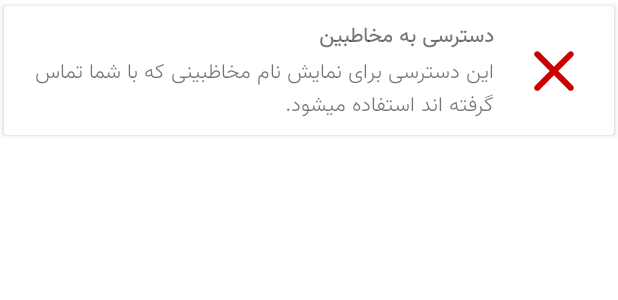
After one commit to HeyPouya/AntiSpam, an Android app: the layout permission_list_item.xml on its own in the app's theme, with its tools: preview values and no code run, on a phone screen of 412 x 824 dp. The commit adds this screen. Shown: the top 300 px of the screen. Run offline under Robolectric (Android 15) with nearby library versions, the phone set to English and light mode, and no system bars.

Commit message:
Added permissions tab

```diff
--- /dev/null
+++ b/app/src/main/java/ir/apptune/antispam/features/permission/PermissionsDiffUtils.kt
@@ -0,0 +1,4 @@
+package ir.apptune.antispam.features.permission
+
+class PermissionsDiffUtils {
+}
--- a/app/src/main/java/ir/apptune/antispam/features/search/SearchPhoneFragment.kt
+++ b/app/src/main/java/ir/apptune/antispam/features/search/SearchPhoneFragment.kt
@@ -7,7 +7,6 @@ import android.view.ViewGroup
 import androidx.fragment.app.Fragment
 import androidx.lifecycle.Observer
 import ir.apptune.antispam.R
-import ir.apptune.antispam.features.about.WarningsAdapter
 import ir.apptune.antispam.utils.getWarningList
 import kotlinx.android.synthetic.main.search_phone_fragment.*
 import org.koin.android.ext.android.inject
--- a/app/src/main/java/ir/apptune/antispam/features/about/WarningsAdapter.kt
+++ b/app/src/main/java/ir/apptune/antispam/features/search/WarningsAdapter.kt
@@ -1,4 +1,4 @@
-package ir.apptune.antispam.features.about
+package ir.apptune.antispam.features.search
 
 import android.view.LayoutInflater
 import android.view.View
--- /dev/null
+++ b/app/src/main/java/ir/apptune/antispam/pojos/PermissionsModel.kt
@@ -0,0 +1,3 @@
+package ir.apptune.antispam.pojos
+
+data class PermissionsModel(val permission: String, val permissionName: String, val description: String)
--- /dev/null
+++ b/app/src/main/res/drawable/ic_close.xml
@@ -0,0 +1,9 @@
+<vector xmlns:android="http://schemas.android.com/apk/res/android"
+    android:width="24dp"
+    android:height="24dp"
+    android:viewportWidth="24"
+    android:viewportHeight="24">
+    <path
+        android:fillColor="@android:color/holo_red_dark"
+        android:pathData="M18.3,5.71c-0.39,-0.39 -1.02,-0.39 -1.41,0L12,10.59 7.11,5.7c-0.39,-0.39 -1.02,-0.39 -1.41,0 -0.39,0.39 -0.39,1.02 0,1.41L10.59,12 5.7,16.89c-0.39,0.39 -0.39,1.02 0,1.41 0.39,0.39 1.02,0.39 1.41,0L12,13.41l4.89,4.89c0.39,0.39 1.02,0.39 1.41,0 0.39,-0.39 0.39,-1.02 0,-1.41L13.41,12l4.89,-4.89c0.38,-0.38 0.38,-1.02 0,-1.4z" />
+</vector>
--- /dev/null
+++ b/app/src/main/res/layout/permission_list_item.xml
@@ -0,0 +1,51 @@
+<?xml version="1.0" encoding="utf-8"?>
+<androidx.cardview.widget.CardView xmlns:android="http://schemas.android.com/apk/res/android"
+    xmlns:app="http://schemas.android.com/apk/res-auto"
+    xmlns:tools="http://schemas.android.com/tools"
+    android:layout_width="match_parent"
+    android:layout_height="wrap_content"
+    app:cardUseCompatPadding="true">
+
+    <androidx.constraintlayout.widget.ConstraintLayout
+        android:layout_width="match_parent"
+        android:layout_height="wrap_content"
+        android:padding="8dp">
+
+        <ImageView
+            android:id="@+id/imgClose"
+            android:layout_width="48dp"
+            android:layout_height="48dp"
+            android:layout_margin="8dp"
+            android:contentDescription="@string/call_status_icon"
+            android:src="@drawable/ic_close"
+            app:layout_constraintBottom_toBottomOf="parent"
+            app:layout_constraintEnd_toEndOf="parent"
+            app:layout_constraintTop_toTopOf="parent" />
+
+        <TextView
+            android:id="@+id/txtPermissionName"
+            android:layout_width="wrap_content"
+            android:layout_height="wrap_content"
+            android:layout_marginEnd="16dp"
+            android:textStyle="bold"
+            app:layout_constraintBottom_toTopOf="@id/txtPermissionDescription"
+            app:layout_constraintEnd_toStartOf="@id/imgClose"
+            app:layout_constraintHorizontal_bias="1.0"
+            app:layout_constraintStart_toStartOf="parent"
+            app:layout_constraintTop_toTopOf="parent"
+            tools:text="دسترسی به مخاطبین" />
+
+        <TextView
+            android:id="@+id/txtPermissionDescription"
+            android:layout_width="0dp"
+            android:layout_height="wrap_content"
+            android:layout_marginEnd="16dp"
+            app:layout_constraintBottom_toBottomOf="parent"
+            app:layout_constraintEnd_toStartOf="@id/imgClose"
+            app:layout_constraintStart_toStartOf="parent"
+            app:layout_constraintTop_toBottomOf="@id/txtPermissionName"
+            tools:text="این دسترسی برای نمایش نام مخاظبینی که با شما تماس گرفته اند استفاده میشود." />
+
+    </androidx.constraintlayout.widget.ConstraintLayout>
+
+</androidx.cardview.widget.CardView>
--- a/app/src/main/res/menu/main_menu.xml
+++ b/app/src/main/res/menu/main_menu.xml
@@ -10,7 +10,7 @@
         android:icon="@drawable/ic_search"
         android:title="@string/search" />
     <item
-        android:id="@+id/permissionMEnu"
+        android:id="@+id/permissionsFragment"
         android:icon="@drawable/ic_permission"
         android:title="@string/permissions" />
     <item
--- a/app/src/main/res/navigation/main_nav_graph.xml
+++ b/app/src/main/res/navigation/main_nav_graph.xml
@@ -18,4 +18,9 @@
         android:id="@+id/aboutMeFragment"
         android:name="ir.apptune.antispam.features.about.AboutMeFragment"
         android:label="AboutMeFragment" />
+    <fragment
+        android:id="@+id/permissionsFragment"
+        android:name="ir.apptune.antispam.features.permission.PermissionsFragment"
+        android:label="permissions_fragment"
+        tools:layout="@layout/permissions_fragment" />
 </navigation>
```
Also changed, not shown: app/src/main/java/ir/apptune/antispam/features/permission/PermissionsAdapter.kt (added, +30 -0 lines), app/src/main/java/ir/apptune/antispam/features/permission/PermissionsFragment.kt (added, +26 -0 lines), app/src/main/java/ir/apptune/antispam/utils/PermissionsListProvider.kt (added, +25 -0 lines), app/src/main/res/drawable/ic_check.xml (added, +10 -0 lines), app/src/main/res/layout/permissions_fragment.xml (added, +21 -0 lines), app/src/main/res/values/strings.xml (+4 -3 lines).
